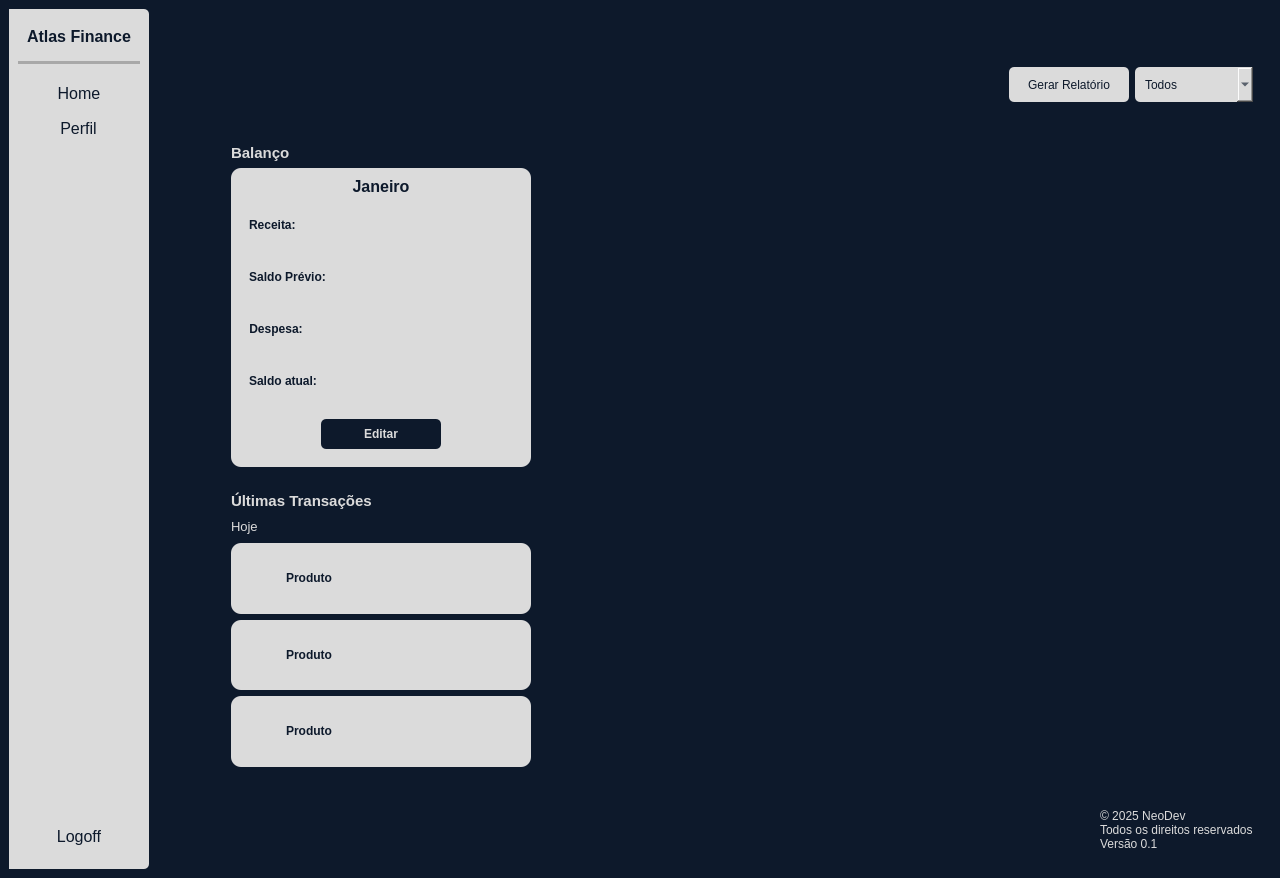
Before: the Qt Designer form ui/HomeWindow.ui in kawlu/Atlas-Finance, drawn with Qt 5.
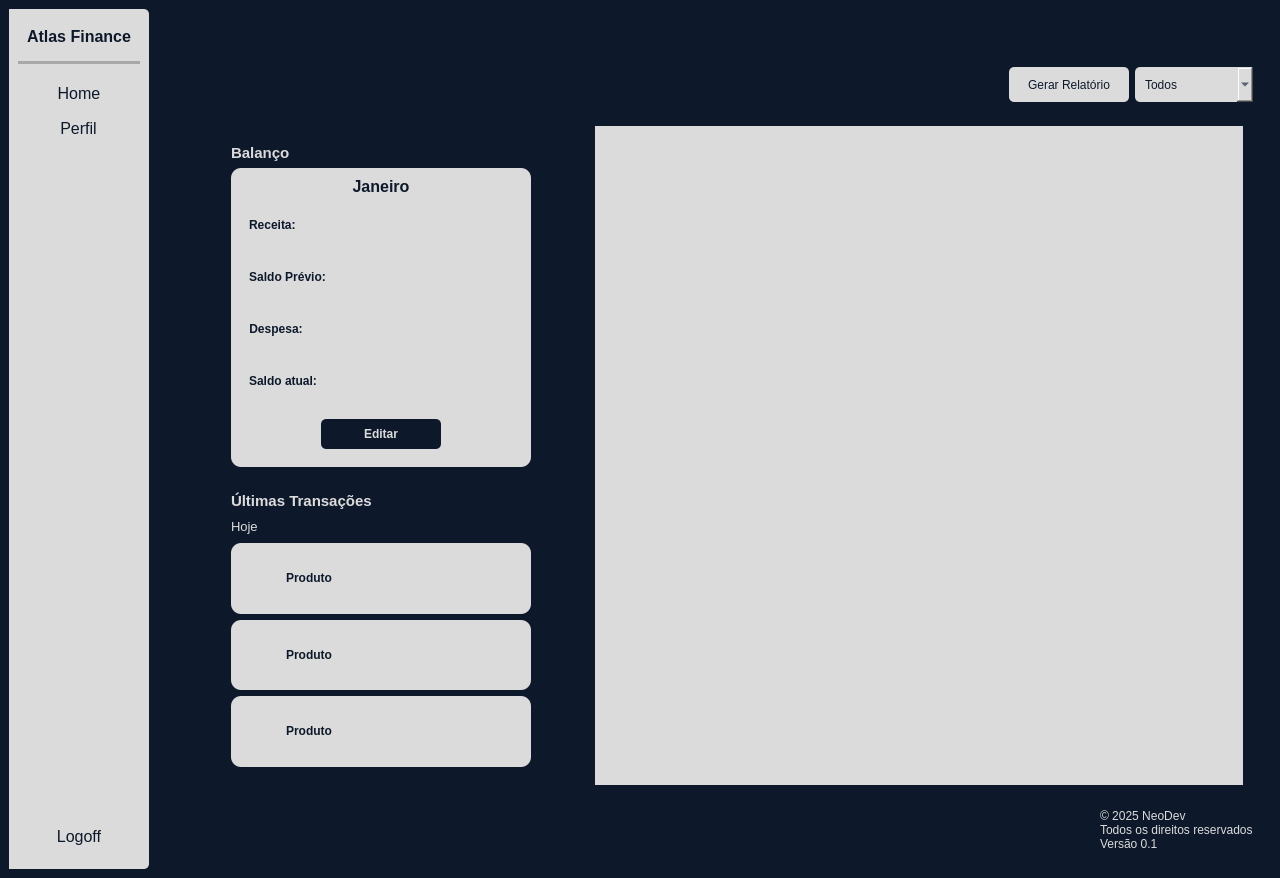
After: the same form once the commit is applied. Icons and pictures are not drawn.

```diff
--- a/ui/HomeWindow.ui
+++ b/ui/HomeWindow.ui
@@ -815,6 +815,9 @@
               <verstretch>0</verstretch>
              </sizepolicy>
             </property>
+            <property name="styleSheet">
+             <string notr="true">background-color: rgb(219, 219, 219);</string>
+            </property>
             <property name="frameShape">
              <enum>QFrame::NoFrame</enum>
             </property>
```
